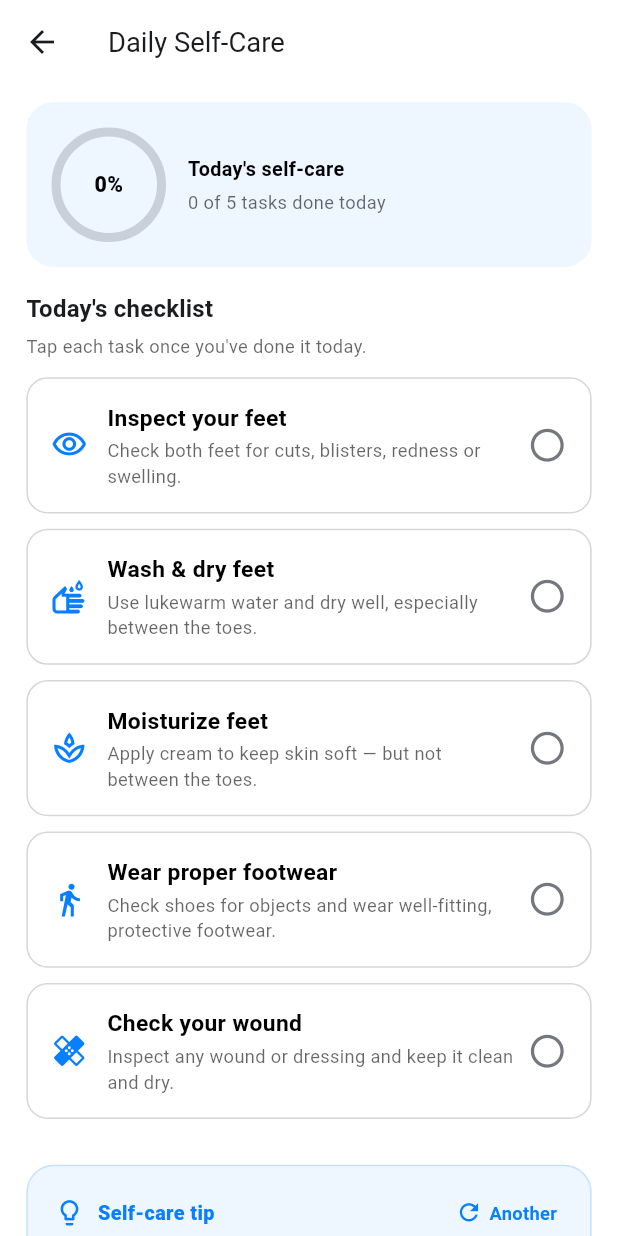
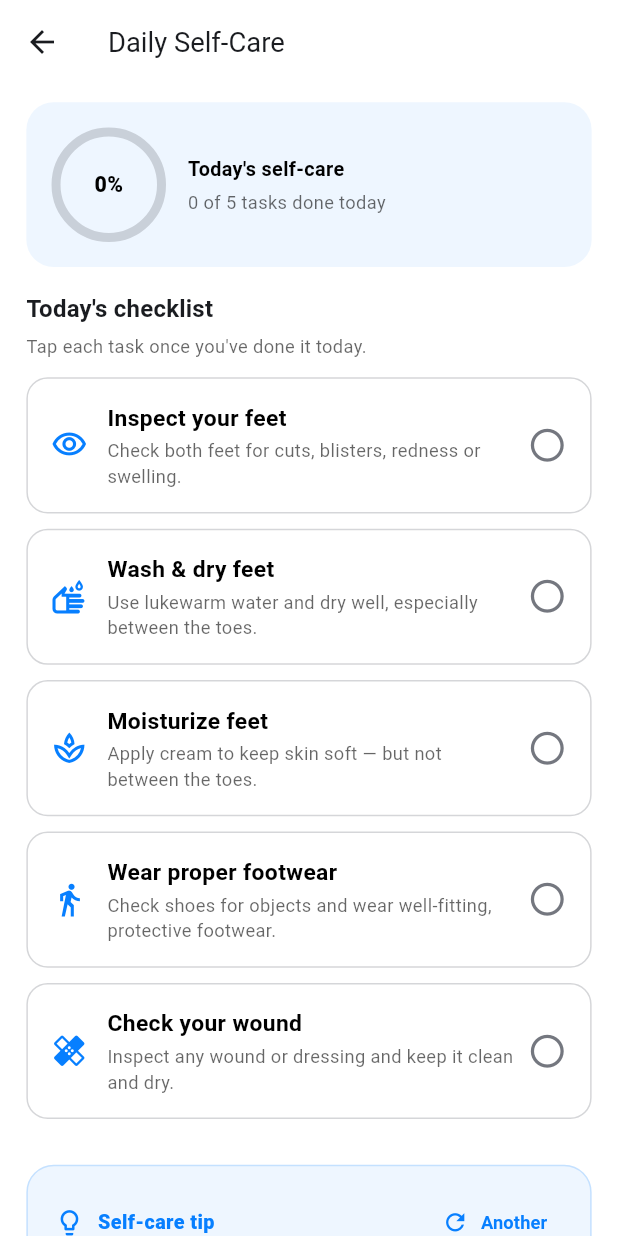
Before and after one commit to Ibraheemshehada/diafootcare_new, a Flutter app: the SelfCareScreen screen opened by its route, on a phone screen of 412 x 824 dp. Run offline on Flutter 3.47's test engine with Material 3 defaults, Android fonts, the phone set to English and light mode, and no system bars; our stand-ins replace camera, cloud_functions, easy_localization, firebase_auth, firebase_core, fl_chart and 12 more; missing offline and left inert: android_alarm_manager_plus, dart:html, tflite_flutter; accounts and stored records are empty.

Commit message:
QA fixes: Gradle heap, appointment default time, self-care shuffle target
Device QA of §1–§8 on the emulator (Arabic RTL + dark mode) passed; these
are the fixes for issues found:

- android/gradle.properties: reduce Gradle JVM heap 8G→3G (metaspace 4G→1G,
  workers.max=2). The 8G heap caused the documented recurring "Gradle build
  daemon disappeared" OOM crash on this 16GB machine; 3G builds reliably.
- AddAppointmentScreen: default the new-appointment time to the top of the
  NEXT hour with a 30-min buffer, so a just-created appointment is never
  already categorised as "Past".
- Self-Care tip "Another" shuffle: swap the small InkWell for a TextButton
  with a 40dp min touch target — more reliable in a scroll view and easier
  for the app's senior audience.
- pubspec.yaml: add intl as a direct dependency (was transitive), clearing
  the depend_on_referenced_packages info lints across the newer features.

flutter analyze: 0 errors.

Co-Authored-By: Claude Opus 4.8 <noreply@anthropic.com>

```diff
--- a/lib/features/selfcare/screens/self_care_screen.dart
+++ b/lib/features/selfcare/screens/self_care_screen.dart
@@ -132,23 +132,17 @@ class _TipCard extends StatelessWidget {
                       fontWeight: FontWeight.w800,
                       color: t.colorScheme.primary)),
               const Spacer(),
-              InkWell(
-                onTap: onShuffle,
-                borderRadius: BorderRadius.circular(20.r),
-                child: Padding(
-                  padding: EdgeInsets.all(4.w),
-                  child: Row(
-                    children: [
-                      Icon(Icons.refresh,
-                          size: 18.sp, color: t.colorScheme.primary),
-                      SizedBox(width: 4.w),
-                      Text('selfcare_tip_next'.tr(),
-                          style: TextStyle(
-                              fontSize: 12.sp,
-                              fontWeight: FontWeight.w600,
-                              color: t.colorScheme.primary)),
-                    ],
-                  ),
+              TextButton.icon(
+                onPressed: onShuffle,
+                icon: Icon(Icons.refresh, size: 18.sp),
+                label: Text('selfcare_tip_next'.tr(),
+                    style: TextStyle(
+                        fontSize: 12.sp, fontWeight: FontWeight.w600)),
+                style: TextButton.styleFrom(
+                  foregroundColor: t.colorScheme.primary,
+                  padding: EdgeInsets.symmetric(horizontal: 10.w, vertical: 6.h),
+                  minimumSize: Size(0, 40.h),
+                  visualDensity: VisualDensity.compact,
                 ),
               ),
             ],
--- a/pubspec.yaml
+++ b/pubspec.yaml
@@ -36,6 +36,7 @@ dependencies:
   cupertino_icons: ^1.0.8
   flutter_screenutil: ^5.9.3
   easy_localization: ^3.0.8
+  intl: ^0.20.2
   provider: ^6.1.5
   shared_preferences: ^2.5.3
   responsive_framework: ^1.5.1
```
Also changed, not shown: lib/features/appointments/screens/add_appointment_screen.dart (+10 -3 lines), pubspec.lock.
